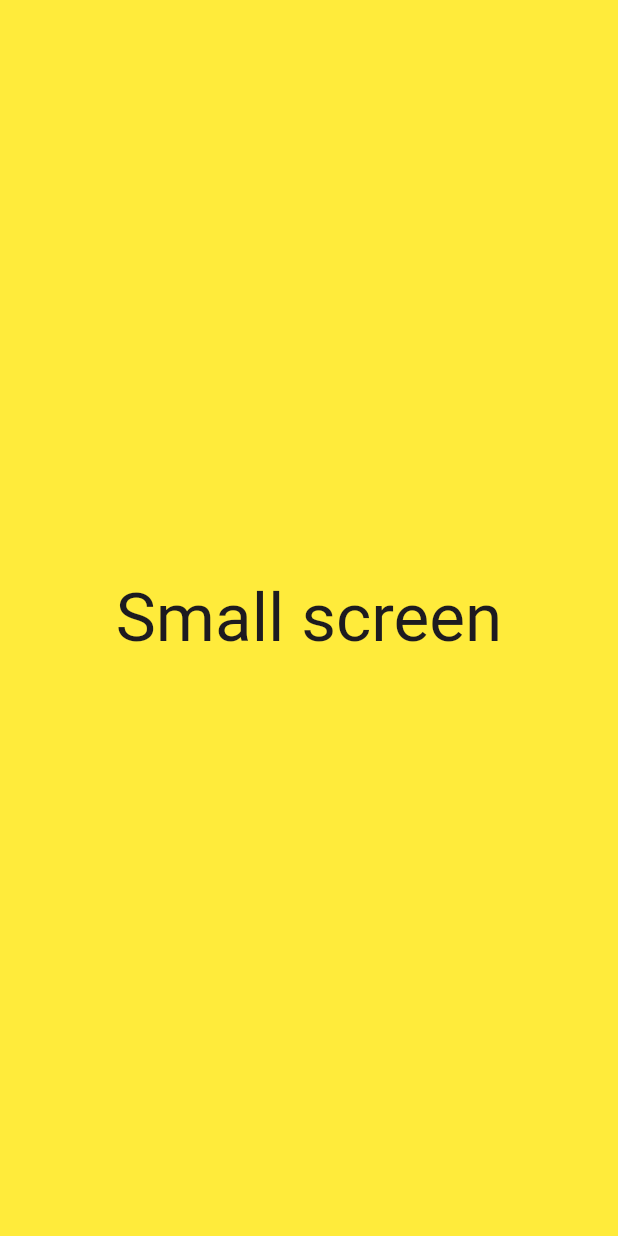
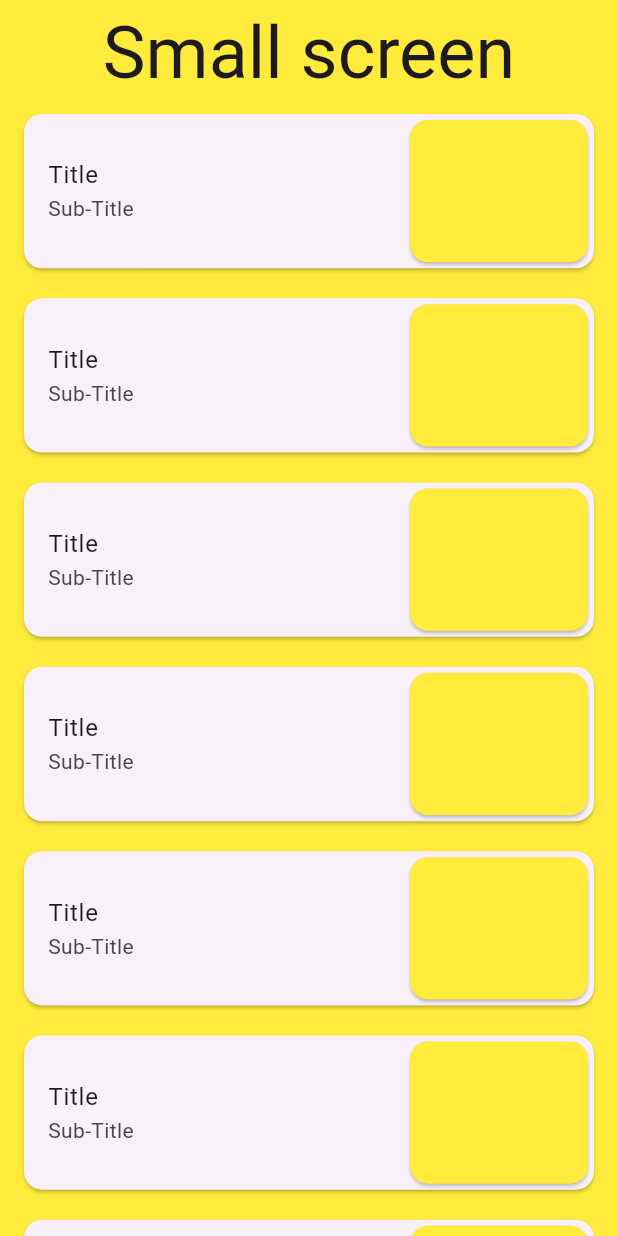
Before and after one commit to bixat/flutter_responsive_template, a Flutter app: the screen it shows after launch, on a phone screen of 412 x 824 dp. Run offline on Flutter 3.47's test engine with Material 2 defaults, Android fonts, the light colour scheme and no system bars.

Commit message:
⚙ More improvements

```diff
--- a/lib/responsiveness/configurations.dart
+++ b/lib/responsiveness/configurations.dart
@@ -1,21 +1,39 @@
 import 'package:flutter/material.dart';
+import 'package:responsive_template/constants/styles.dart';
 import 'package:responsive_template/responsiveness/extensions.dart';
 import 'package:responsive_template/responsiveness/home/home_config.dart';
+import 'package:responsive_template/responsiveness/home/widgets_config/body_config.dart';
+import 'package:responsive_template/responsiveness/home/widgets_config/item_card_config.dart';
 
 class UiConfigurations {
   final BuildContext context;
   UiConfigurations(this.context) {
     if (context.isSmall) {
       home = HomeConfig(color: Colors.yellow, screen: "Small screen");
+      body = BodyConfig(crossAxisCount: 1, childAspectRatio: 3.5);
+      card = ItemCardConfig(
+          color: Colors.yellow, direction: Axis.horizontal, imageFlex: 2);
+      FontSizes.scale = 1.0;
     } else if (context.isMedium) {
       home = HomeConfig(color: Colors.green, screen: "Medium screen");
+      body = BodyConfig(crossAxisCount: 2);
+      card = ItemCardConfig(color: Colors.green);
+      FontSizes.scale = 1.2;
     } else if (context.isLarge) {
       home = HomeConfig(color: Colors.orange, screen: "Large screen");
+      body = BodyConfig(crossAxisCount: 3);
+      card = ItemCardConfig(color: Colors.orange);
+      FontSizes.scale = 1.4;
     } else {
-      home = HomeConfig(color: Colors.red, screen: "Extra Large screen");
+      home = HomeConfig(color: Colors.orange, screen: "Extra Large screen");
+      body = BodyConfig(crossAxisCount: 4);
+      card = ItemCardConfig(color: Colors.orange);
+      FontSizes.scale = 1.6;
     }
   }
 
   late HomeConfig home;
+  late BodyConfig body;
+  late ItemCardConfig card;
   // TODO : Add more item config if needed
 }
--- /dev/null
+++ b/lib/responsiveness/home/widgets_config/body_config.dart
@@ -0,0 +1,7 @@
+class BodyConfig {
+  final int crossAxisCount;
+
+  final double childAspectRatio;
+
+  BodyConfig({required this.crossAxisCount, this.childAspectRatio = 1.0});
+}
--- /dev/null
+++ b/lib/responsiveness/home/widgets_config/item_card_config.dart
@@ -0,0 +1,14 @@
+import 'package:flutter/material.dart';
+
+class ItemCardConfig {
+  final Axis direction;
+
+  final int imageFlex;
+
+  final Color color;
+
+  ItemCardConfig(
+      {this.direction = Axis.vertical,
+      this.imageFlex = 8,
+      required this.color});
+}
--- a/lib/ui/home/home.dart
+++ b/lib/ui/home/home.dart
@@ -1,6 +1,8 @@
 import 'package:flutter/material.dart';
+import 'package:responsive_template/constants/styles.dart';
 import 'package:responsive_template/responsiveness/configurations.dart';
 import 'package:responsive_template/responsiveness/extensions.dart';
+import 'package:responsive_template/ui/home/widgets/body.dart';
 
 class HomeScreen extends StatelessWidget {
   const HomeScreen({super.key});
@@ -11,9 +13,18 @@ class HomeScreen extends StatelessWidget {
     return Scaffold(
         backgroundColor: config.home.color,
         body: Center(
-          child: Text(
-            config.home.screen,
-            style: context.theme.textTheme.displayMedium,
+          child: Column(
+            children: [
+              Padding(
+                padding: const EdgeInsets.all(8.0),
+                child: Text(
+                  config.home.screen,
+                  style: context.theme.textTheme.displayMedium!
+                      .copyWith(fontSize: FontSizes.s48),
+                ),
+              ),
+              const Expanded(child: Body())
+            ],
           ),
         ));
   }
--- /dev/null
+++ b/lib/ui/home/widgets/body.dart
@@ -0,0 +1,27 @@
+import 'package:flutter/material.dart';
+import 'package:responsive_template/constants/styles.dart';
+import 'package:responsive_template/responsiveness/configurations.dart';
+import 'package:responsive_template/ui/home/widgets/item_card.dart';
+
+class Body extends StatelessWidget {
+  const Body({super.key});
+
+  @override
+  Widget build(BuildContext context) {
+    final config = UiConfigurations(context).body;
+    return Padding(
+      padding: EdgeInsets.symmetric(horizontal: Insets.med),
+      child: GridView.builder(
+        gridDelegate: SliverGridDelegateWithFixedCrossAxisCount(
+            crossAxisCount: config.crossAxisCount,
+            childAspectRatio: config.childAspectRatio,
+            mainAxisSpacing: Insets.med,
+            crossAxisSpacing: Insets.med),
+        itemCount: 10,
+        itemBuilder: (context, index) {
+          return const ItemCard();
+        },
+      ),
+    );
+  }
+}
--- /dev/null
+++ b/lib/ui/home/widgets/item_card.dart
@@ -0,0 +1,43 @@
+import 'package:flutter/material.dart';
+import 'package:responsive_template/constants/styles.dart';
+import 'package:responsive_template/responsiveness/configurations.dart';
+
+class ItemCard extends StatelessWidget {
+  const ItemCard({
+    super.key,
+  });
+
+  @override
+  Widget build(BuildContext context) {
+    final config = UiConfigurations(context).card;
+    return Card(
+      child: Flex(
+        direction: config.direction,
+        mainAxisAlignment: MainAxisAlignment.spaceBetween,
+        children: [
+          Expanded(
+            flex: 4,
+            child: ListTile(
+              title: Text(
+                "Title",
+                style: TextStyle(fontSize: FontSizes.s16),
+              ),
+              subtitle: Text(
+                "Sub-Title",
+                style: TextStyle(fontSize: FontSizes.s14),
+              ),
+            ),
+          ),
+          Expanded(
+              flex: config.imageFlex,
+              child: Card(
+                color: config.color,
+                shape: RoundedRectangleBorder(
+                    borderRadius: BorderRadius.circular(12.0)),
+                child: Container(),
+              )),
+        ],
+      ),
+    );
+  }
+}
```
Also changed, not shown: lib/constants/styles.dart (added, +120 -0 lines), lib/responsiveness/home/widgets_config/header_config.dart (deleted), lib/ui/home/widgets/header.dart (deleted).
